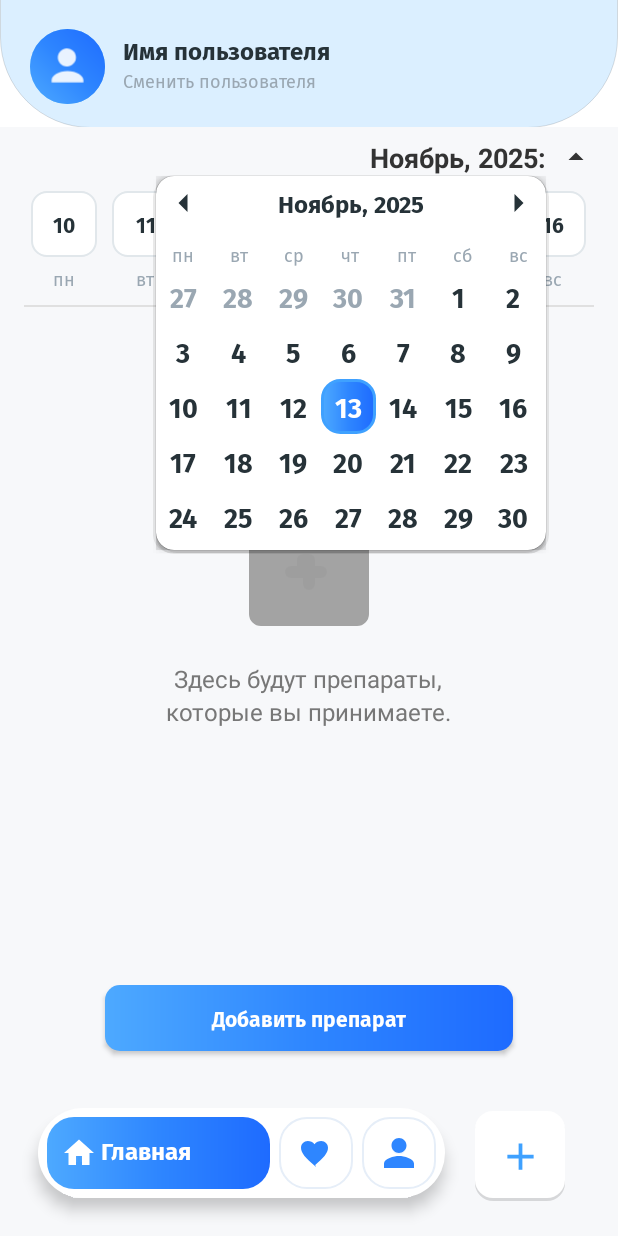
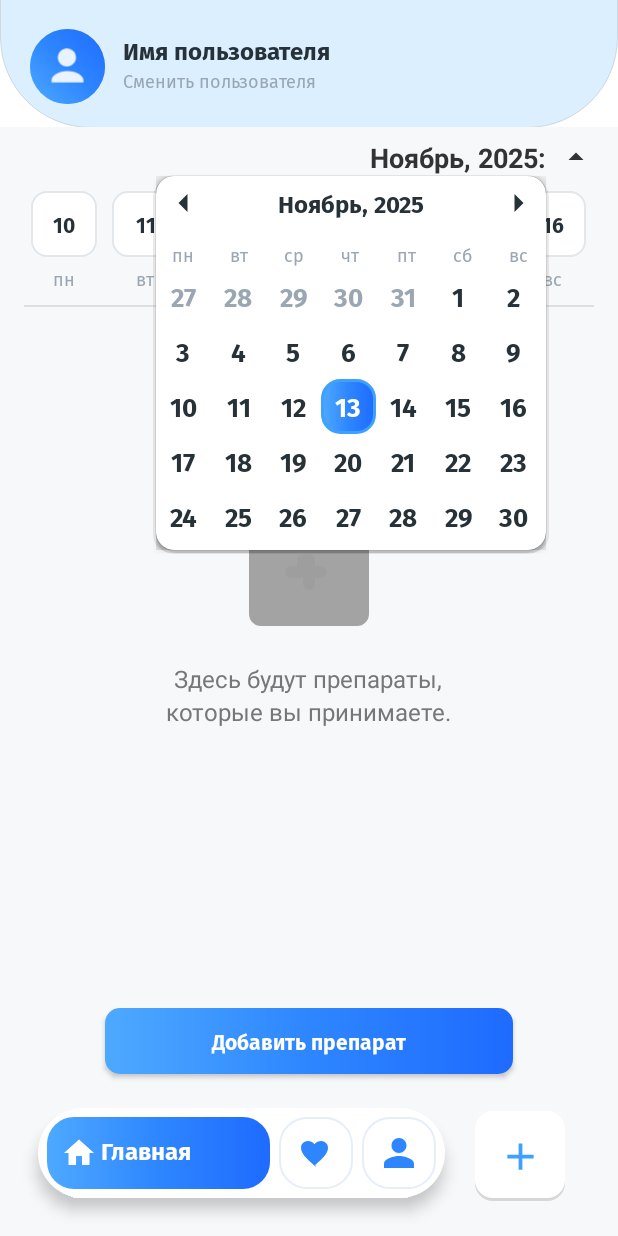
Before and after one commit to Op1m/medicine-reminder-app, an Android app: the screen it shows after launch (MainActivity), after a tap on "Ноябрь, 2025:", on a phone screen of 412 x 824 dp. Run offline under Robolectric (Android 15) with nearby library versions, the light colour scheme and no system bars.

Commit message:
Main fixs

```diff
--- a/android-app/app/src/main/res/layout/day_cell.xml
+++ b/android-app/app/src/main/res/layout/day_cell.xml
@@ -10,7 +10,7 @@
         android:layout_width="match_parent"
         android:layout_height="match_parent"
         android:gravity="center"
-        android:textSize="18sp"
+        android:textSize="17sp"
         android:text="1"
         android:textStyle="bold"
         android:fontFamily="@font/fira_sans"
--- a/android-app/app/src/main/res/layout/fragment_diary.xml
+++ b/android-app/app/src/main/res/layout/fragment_diary.xml
@@ -98,7 +98,7 @@
             android:layout_height="44dp"
             android:layout_marginStart="70dp"
             android:layout_marginEnd="70dp"
-            android:layout_marginBottom="115dp"
+            android:layout_marginBottom="100dp"
             android:layout_gravity="center_horizontal|bottom"
             android:text="Добавить препарат"
             android:fontFamily="@font/fira_sans"
```
